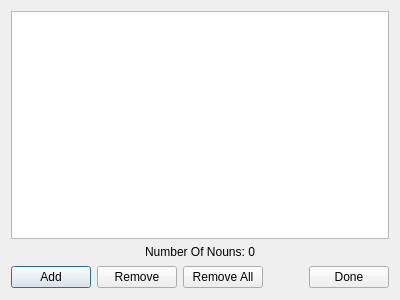
Before: the Qt Designer form editnounsdialog.ui in lawand/gngt, drawn with Qt 5.
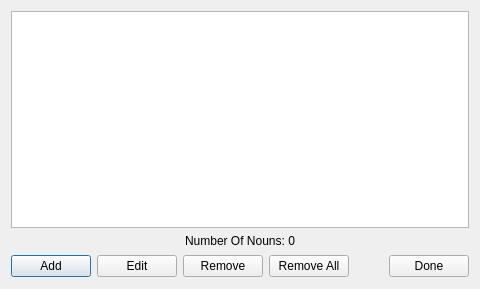
After: the same form once the commit is applied.

Commit message: added an edit button with functionality

The edit to the form file:
```diff
--- a/editnounsdialog.ui
+++ b/editnounsdialog.ui
@@ -6,8 +6,8 @@
    <rect>
     <x>0</x>
     <y>0</y>
-    <width>400</width>
-    <height>300</height>
+    <width>480</width>
+    <height>289</height>
    </rect>
   </property>
   <property name="windowTitle">
@@ -36,6 +36,13 @@
        </property>
       </widget>
      </item>
+     <item>
+      <widget class="QPushButton" name="editPushButton">
+       <property name="text">
+        <string>Edit</string>
+       </property>
+      </widget>
+     </item>
      <item>
       <widget class="QPushButton" name="removePushButton">
        <property name="text">
```
The commit also changes 2 other files.
